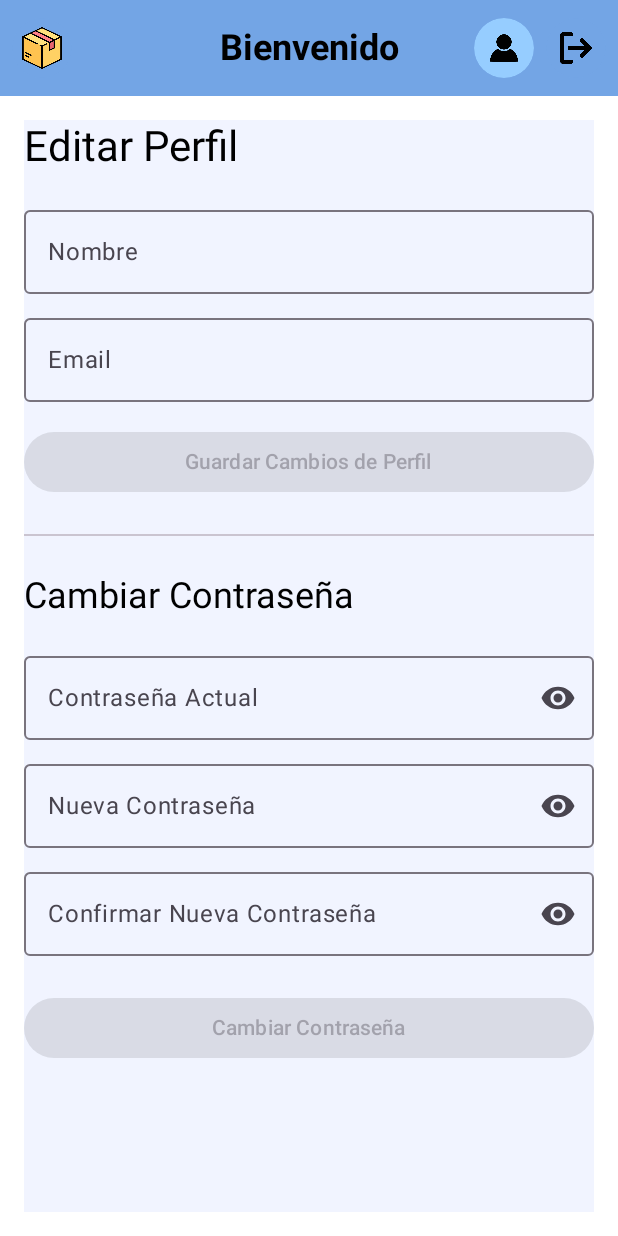
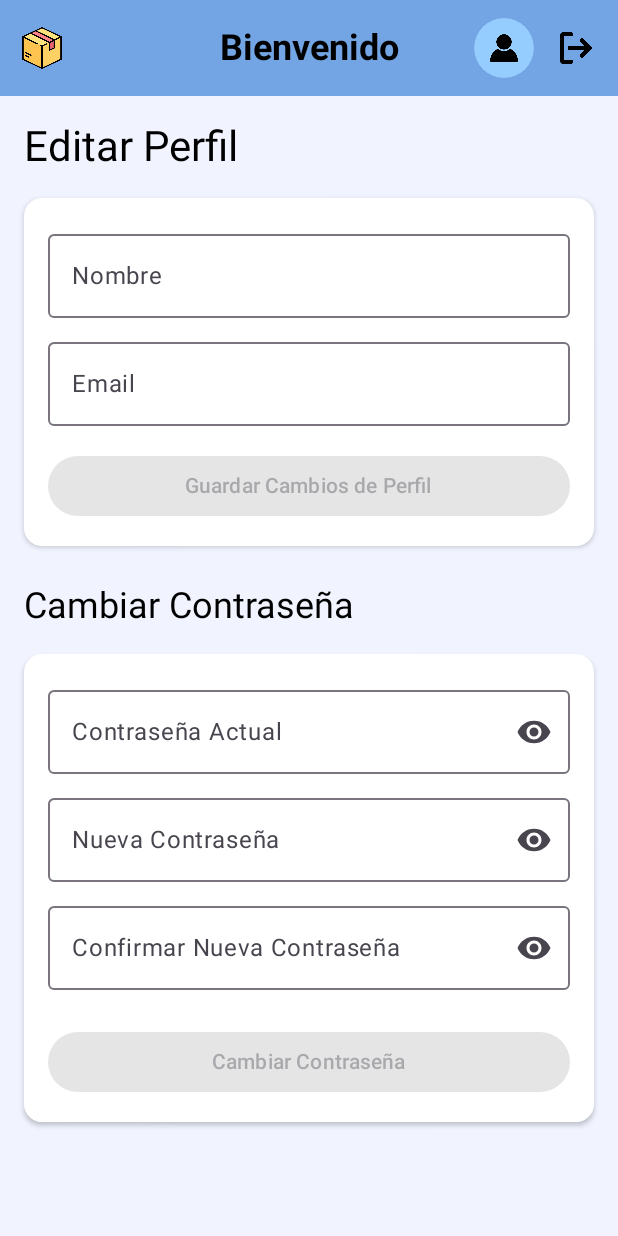
Before and after one commit to nerxzel/ForgetMeNot_F, an Android app built with Jetpack Compose: the ProfileScreen screen opened through its navigation route, on a phone screen of 412 x 824 dp. Run offline under Robolectric (Android 15) with nearby library versions, the phone set to English and light mode, and no system bars; our stand-ins replace Room's generated code, livedata-compose.

Commit message:
fixed position and border in forms

```diff
--- a/app/src/main/java/com/example/forgetmenot/ui/screen/ProfileScreen.kt
+++ b/app/src/main/java/com/example/forgetmenot/ui/screen/ProfileScreen.kt
@@ -19,6 +19,7 @@ import com.example.forgetmenot.ui.components.ProfileForm
 import androidx.compose.runtime.remember
 import androidx.compose.foundation.verticalScroll
 import androidx.compose.foundation.rememberScrollState
+import androidx.compose.foundation.shape.RoundedCornerShape
 import androidx.compose.runtime.getValue
 import com.example.forgetmenot.ui.components.PasswordChangeForm
 import androidx.compose.runtime.setValue
@@ -47,17 +48,29 @@ fun ProfileScreen(
         )
     )
 
-    Column(
+    Box(
         modifier = modifier
             .fillMaxSize()
+            .background(bgColorTransition)
+    ) {
+        Column(
+            modifier = Modifier
+                .fillMaxSize()
+                .verticalScroll(rememberScrollState())
                 .padding(16.dp)
-            .background(bgColorTransition)
-            .verticalScroll(rememberScrollState())
         ) {
 
             Text("Editar Perfil", style = MaterialTheme.typography.headlineMedium)
             Spacer(Modifier.height(16.dp))
 
+            Card(
+                modifier = Modifier.fillMaxWidth(),
+                shape = RoundedCornerShape(12.dp),
+                elevation = CardDefaults.cardElevation(defaultElevation = 2.dp),
+                colors = CardDefaults.cardColors(containerColor = MaterialTheme.colorScheme.surface)
+            ) {
+
+                Column(modifier = Modifier.padding(16.dp)) {
                     ProfileForm(
                         profileState = profileState,
                         onNameChange = authViewModel::onProfileNameChange,
@@ -71,11 +84,21 @@ fun ProfileScreen(
                     ) {
                         Text("Guardar Cambios de Perfil")
                     }
+                }
+            }
 
-        Divider(modifier = Modifier.padding(vertical = 24.dp))
+            Spacer(Modifier.height(24.dp))
             Text("Cambiar Contraseña", style = MaterialTheme.typography.headlineSmall)
             Spacer(Modifier.height(16.dp))
 
+            Card(
+                modifier = Modifier.fillMaxWidth(),
+                shape = RoundedCornerShape(12.dp),
+                elevation = CardDefaults.cardElevation(defaultElevation = 2.dp),
+                colors = CardDefaults.cardColors(containerColor = MaterialTheme.colorScheme.surface)
+            ) {
+
+                Column(modifier = Modifier.padding(16.dp)) {
                     PasswordChangeForm(
                         profileState = profileState,
                         onCurrentPasswordChange = authViewModel::onCurrentPasswordChange,
@@ -96,3 +119,9 @@ fun ProfileScreen(
                     }
                 }
             }
+
+            Spacer(Modifier.height(16.dp))
+
+        }
+    }
+}
```
Also changed, not shown: app/src/main/java/com/example/forgetmenot/ui/screen/AddArticleScreen.kt (+19 -4 lines), app/src/main/java/com/example/forgetmenot/ui/screen/DetailsScreen.kt (+58 -11 lines). Lines whose indentation alone changed are shown as unchanged.
